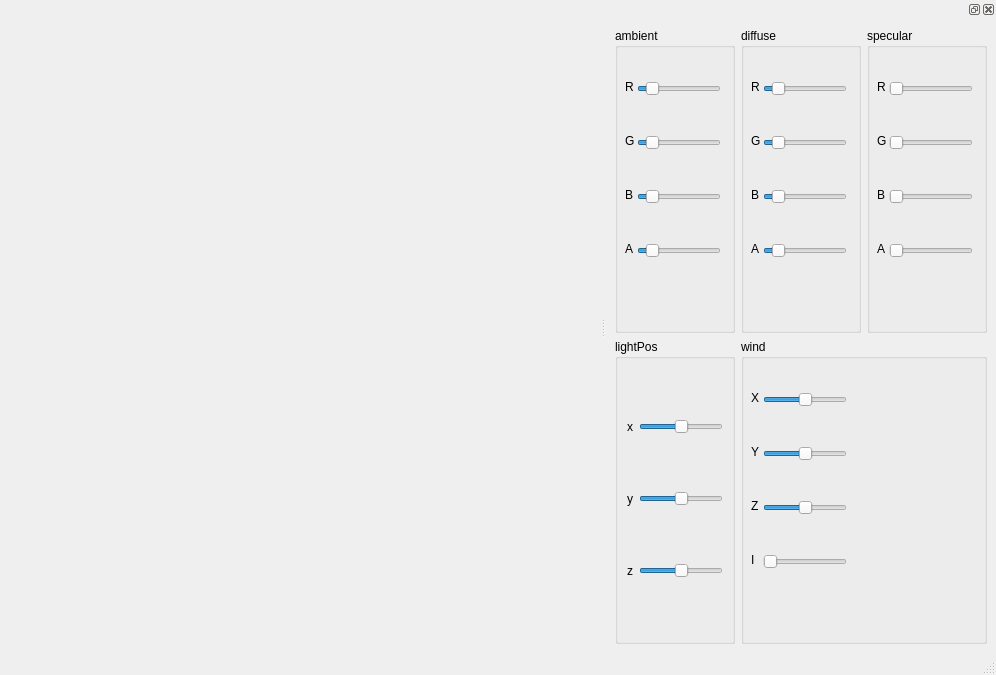
The window that ui/mainwindow.ui (qwertylevel3/HairTest) describes before a commit, drawn with Qt 5.
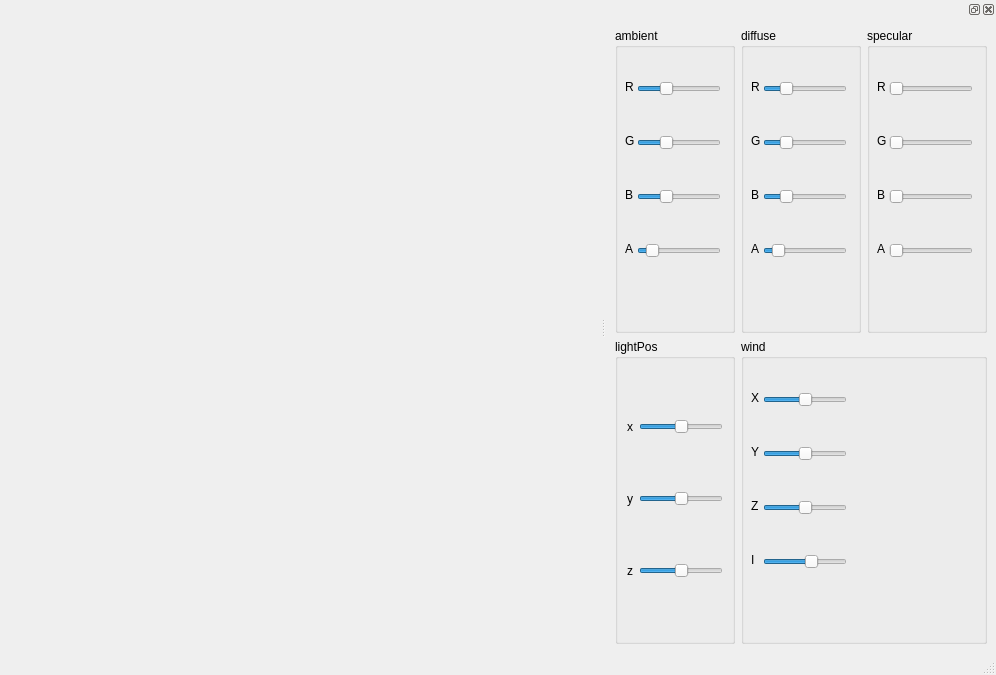
The same window after the commit.

Patch:
```diff
--- a/ui/mainwindow.ui
+++ b/ui/mainwindow.ui
@@ -55,7 +55,7 @@
          <number>255</number>
         </property>
         <property name="value">
-         <number>30</number>
+         <number>80</number>
         </property>
         <property name="orientation">
          <enum>Qt::Horizontal</enum>
@@ -74,7 +74,7 @@
          <number>255</number>
         </property>
         <property name="value">
-         <number>30</number>
+         <number>80</number>
         </property>
         <property name="orientation">
          <enum>Qt::Horizontal</enum>
@@ -145,7 +145,7 @@
          <number>255</number>
         </property>
         <property name="value">
-         <number>30</number>
+         <number>80</number>
         </property>
         <property name="orientation">
          <enum>Qt::Horizontal</enum>
@@ -196,7 +196,7 @@
          <number>255</number>
         </property>
         <property name="value">
-         <number>30</number>
+         <number>60</number>
         </property>
         <property name="orientation">
          <enum>Qt::Horizontal</enum>
@@ -215,7 +215,7 @@
          <number>255</number>
         </property>
         <property name="value">
-         <number>30</number>
+         <number>60</number>
         </property>
         <property name="orientation">
          <enum>Qt::Horizontal</enum>
@@ -286,7 +286,7 @@
          <number>255</number>
         </property>
         <property name="value">
-         <number>30</number>
+         <number>60</number>
         </property>
         <property name="orientation">
          <enum>Qt::Horizontal</enum>
@@ -637,6 +637,9 @@
         <property name="maximum">
          <number>255</number>
         </property>
+        <property name="value">
+         <number>150</number>
+        </property>
         <property name="orientation">
          <enum>Qt::Horizontal</enum>
         </property>
```
